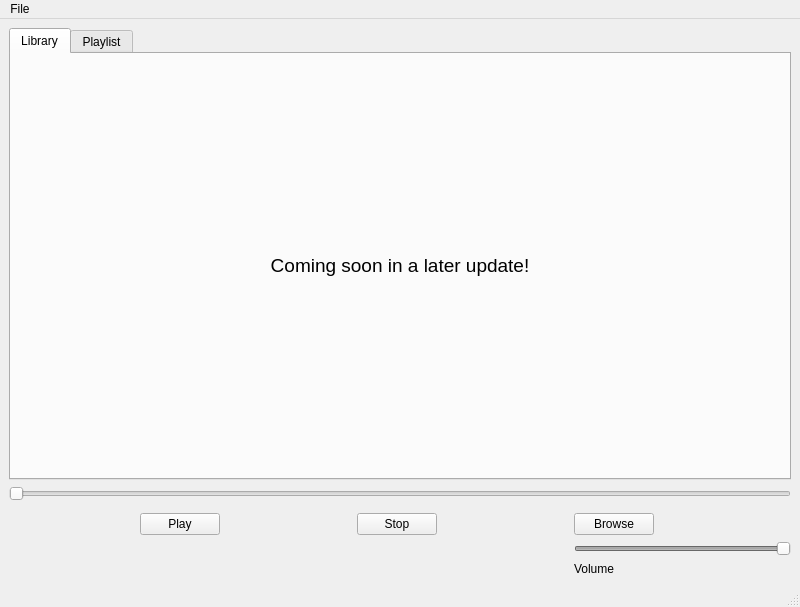
alee14-projects/erable-godot, file player.ui: the form before one commit.
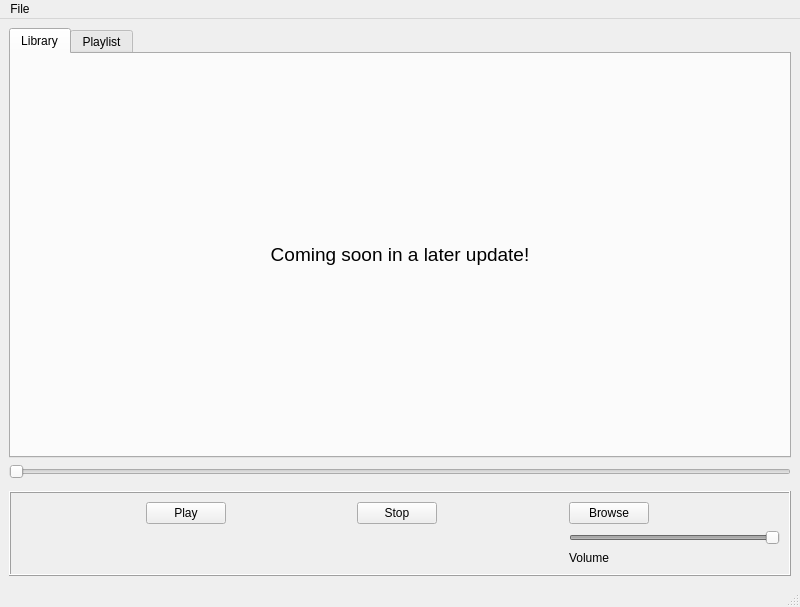
The form after the commit.

Commit message: Moved objects into a frame

What changed in the file:
```diff
--- a/player.ui
+++ b/player.ui
@@ -15,108 +15,7 @@
   </property>
   <widget class="QWidget" name="centralwidget">
    <layout class="QGridLayout" name="gridLayout">
-    <item row="5" column="5">
-     <widget class="QLabel" name="labelVolume">
-      <property name="text">
-       <string>Volume</string>
-      </property>
-     </widget>
-    </item>
-    <item row="3" column="0">
-     <spacer name="horizontalSpacer_5">
-      <property name="orientation">
-       <enum>Qt::Horizontal</enum>
-      </property>
-      <property name="sizeHint" stdset="0">
-       <size>
-        <width>40</width>
-        <height>20</height>
-       </size>
-      </property>
-     </spacer>
-    </item>
-    <item row="3" column="2">
-     <spacer name="horizontalSpacer_4">
-      <property name="orientation">
-       <enum>Qt::Horizontal</enum>
-      </property>
-      <property name="sizeHint" stdset="0">
-       <size>
-        <width>40</width>
-        <height>20</height>
-       </size>
-      </property>
-     </spacer>
-    </item>
-    <item row="4" column="5" colspan="3">
-     <widget class="QSlider" name="volumeSlider">
-      <property name="enabled">
-       <bool>false</bool>
-      </property>
-      <property name="value">
-       <number>99</number>
-      </property>
-      <property name="orientation">
-       <enum>Qt::Horizontal</enum>
-      </property>
-      <property name="tickPosition">
-       <enum>QSlider::NoTicks</enum>
-      </property>
-      <property name="tickInterval">
-       <number>0</number>
-      </property>
-     </widget>
-    </item>
-    <item row="3" column="3">
-     <widget class="QPushButton" name="stopButton">
-      <property name="text">
-       <string>Stop</string>
-      </property>
-      <property name="flat">
-       <bool>false</bool>
-      </property>
-     </widget>
-    </item>
-    <item row="3" column="4">
-     <spacer name="horizontalSpacer_2">
-      <property name="orientation">
-       <enum>Qt::Horizontal</enum>
-      </property>
-      <property name="sizeHint" stdset="0">
-       <size>
-        <width>40</width>
-        <height>20</height>
-       </size>
-      </property>
-     </spacer>
-    </item>
-    <item row="2" column="2">
-     <widget class="QWidget" name="widget" native="true"/>
-    </item>
-    <item row="3" column="7">
-     <spacer name="horizontalSpacer">
-      <property name="orientation">
-       <enum>Qt::Horizontal</enum>
-      </property>
-      <property name="sizeHint" stdset="0">
-       <size>
-        <width>40</width>
-        <height>20</height>
-       </size>
-      </property>
-     </spacer>
-    </item>
-    <item row="3" column="5">
-     <widget class="QPushButton" name="mediaButton">
-      <property name="text">
-       <string>Browse</string>
-      </property>
-      <property name="flat">
-       <bool>false</bool>
-      </property>
-     </widget>
-    </item>
-    <item row="0" column="0" colspan="8">
+    <item row="1" column="0" colspan="8">
      <widget class="QTabWidget" name="tabWidget">
       <property name="currentIndex">
        <number>0</number>
@@ -150,7 +49,10 @@
       </widget>
      </widget>
     </item>
-    <item row="1" column="0" colspan="8">
+    <item row="4" column="1">
+     <widget class="QWidget" name="widget" native="true"/>
+    </item>
+    <item row="2" column="0" colspan="8">
      <widget class="QSlider" name="playbackSlider">
       <property name="enabled">
        <bool>false</bool>
@@ -160,20 +62,139 @@
       </property>
      </widget>
     </item>
-    <item row="3" column="1">
-     <widget class="QPushButton" name="playButton">
-      <property name="text">
-       <string>Play</string>
+    <item row="5" column="0" colspan="8">
+     <widget class="QFrame" name="frame">
+      <property name="sizePolicy">
+       <sizepolicy hsizetype="Ignored" vsizetype="Fixed">
+        <horstretch>0</horstretch>
+        <verstretch>0</verstretch>
+       </sizepolicy>
       </property>
-      <property name="checkable">
+      <property name="autoFillBackground">
        <bool>false</bool>
       </property>
-      <property name="checked">
-       <bool>false</bool>
+      <property name="frameShape">
+       <enum>QFrame::Box</enum>
       </property>
-      <property name="flat">
-       <bool>false</bool>
+      <property name="frameShadow">
+       <enum>QFrame::Raised</enum>
       </property>
+      <layout class="QGridLayout" name="gridLayout_3">
+       <item row="0" column="3">
+        <widget class="QPushButton" name="stopButton">
+         <property name="text">
+          <string>Stop</string>
+         </property>
+         <property name="flat">
+          <bool>false</bool>
+         </property>
+        </widget>
+       </item>
+       <item row="0" column="4">
+        <spacer name="horizontalSpacer_2">
+         <property name="orientation">
+          <enum>Qt::Horizontal</enum>
+         </property>
+         <property name="sizeHint" stdset="0">
+          <size>
+           <width>40</width>
+           <height>20</height>
+          </size>
+         </property>
+        </spacer>
+       </item>
+       <item row="0" column="5">
+        <widget class="QPushButton" name="mediaButton">
+         <property name="text">
+          <string>Browse</string>
+         </property>
+         <property name="flat">
+          <bool>false</bool>
+         </property>
+        </widget>
+       </item>
+       <item row="0" column="2">
+        <spacer name="horizontalSpacer_4">
+         <property name="orientation">
+          <enum>Qt::Horizontal</enum>
+         </property>
+         <property name="sizeHint" stdset="0">
+          <size>
+           <width>40</width>
+           <height>20</height>
+          </size>
+         </property>
+        </spacer>
+       </item>
+       <item row="0" column="6">
+        <spacer name="horizontalSpacer">
+         <property name="orientation">
+          <enum>Qt::Horizontal</enum>
+         </property>
+         <property name="sizeHint" stdset="0">
+          <size>
+           <width>40</width>
+           <height>20</height>
+          </size>
+         </property>
+        </spacer>
+       </item>
+       <item row="2" column="5" colspan="2">
+        <widget class="QSlider" name="volumeSlider">
+         <property name="enabled">
+          <bool>false</bool>
+         </property>
+         <property name="value">
+          <number>99</number>
+         </property>
+         <property name="orientation">
+          <enum>Qt::Horizontal</enum>
+         </property>
+         <property name="tickPosition">
+          <enum>QSlider::NoTicks</enum>
+         </property>
+         <property name="tickInterval">
+          <number>0</number>
+         </property>
+        </widget>
+       </item>
+       <item row="0" column="1">
+        <widget class="QPushButton" name="playButton">
+         <property name="text">
+          <string>Play</string>
+         </property>
+         <property name="checkable">
+          <bool>false</bool>
+         </property>
+         <property name="checked">
+          <bool>false</bool>
+         </property>
+         <property name="flat">
+          <bool>false</bool>
+         </property>
+        </widget>
+       </item>
+       <item row="0" column="0">
+        <spacer name="horizontalSpacer_5">
+         <property name="orientation">
+          <enum>Qt::Horizontal</enum>
+         </property>
+         <property name="sizeHint" stdset="0">
+          <size>
+           <width>40</width>
+           <height>20</height>
+          </size>
+         </property>
+        </spacer>
+       </item>
+       <item row="3" column="5">
+        <widget class="QLabel" name="labelVolume">
+         <property name="text">
+          <string>Volume</string>
+         </property>
+        </widget>
+       </item>
+      </layout>
      </widget>
     </item>
    </layout>
```
